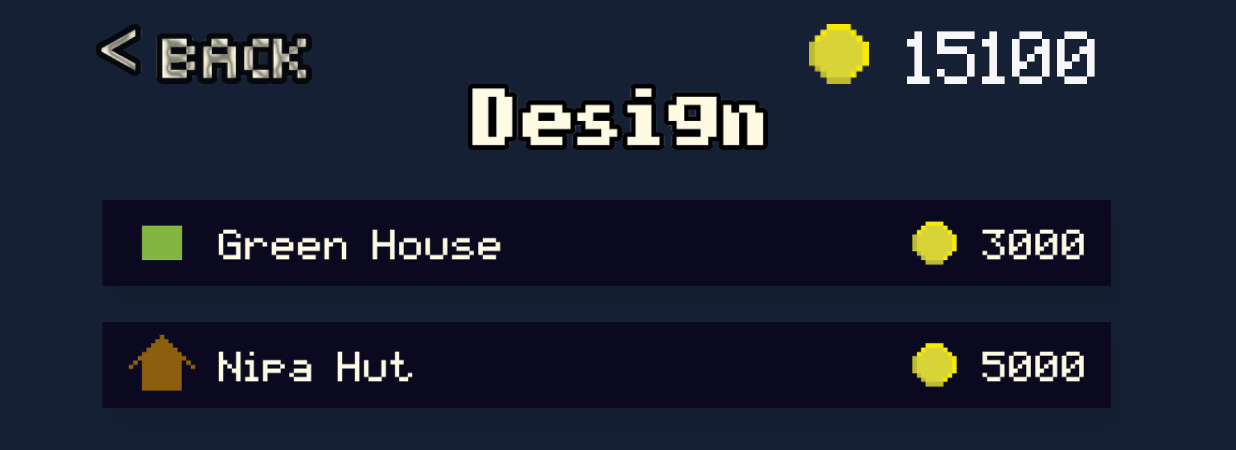
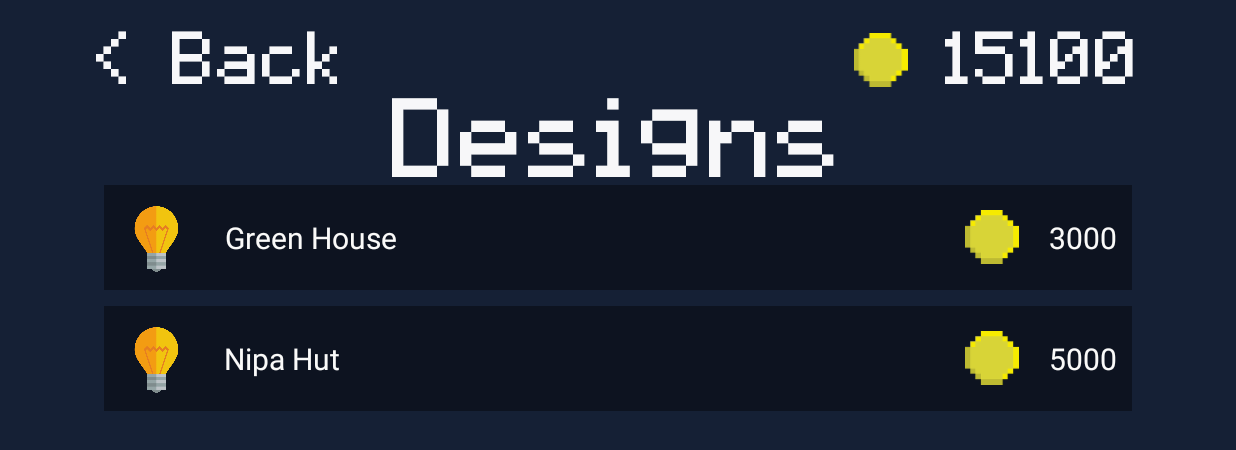
Before and after one commit to Git-Rekt-M8/LightsOutAndroid, an Android app: the DesignListActivity screen opened directly, with no data from a screen before it, on a phone screen of 824 x 412 dp (held sideways). Shown: the top 450 px of the screen. Run offline under Robolectric (Android 15) with nearby library versions, the phone set to English and light mode, and no system bars.

Commit message:
design layout

```diff
--- a/app/src/main/AndroidManifest.xml
+++ b/app/src/main/AndroidManifest.xml
@@ -1,5 +1,6 @@
 <?xml version="1.0" encoding="utf-8"?>
 <manifest xmlns:android="http://schemas.android.com/apk/res/android"
+    xmlns:tools="http://schemas.android.com/tools"
     package="com.koalition.edu.lightsout">
 
     <uses-permission android:name="android.permission.INTERNET" />
@@ -45,7 +46,8 @@
             android:name="com.facebook.FacebookActivity"
             android:configChanges="keyboard|keyboardHidden|screenLayout|screenSize|orientation"
             android:label="@string/app_name"
-            android:theme="@android:style/Theme.Translucent.NoTitleBar" />
+            android:theme="@android:style/Theme.Translucent.NoTitleBar"
+            tools:replace="android:theme"/>
 
         <provider
             android:name="com.facebook.FacebookContentProvider"
--- a/app/src/main/java/com/koalition/edu/lightsout/DatabaseHelper.java
+++ b/app/src/main/java/com/koalition/edu/lightsout/DatabaseHelper.java
@@ -85,6 +85,26 @@ public class DatabaseHelper extends SQLiteOpenHelper {
         db.close();
         return powerupArrayList;
     }
+    public ArrayList<PowerUp> queryAllDesigns(){
+        SQLiteDatabase db = getReadableDatabase();
+        Cursor cursor = db.query(PowerUp.TABLE_NAME, null,
+                PowerUp.COLUMN_CATEGORY + " =? ", new String[]{String.valueOf(1)},
+                null, null, null);
+
+        ArrayList<PowerUp> powerupArrayList = new ArrayList<>();
+        if(cursor.moveToFirst()){
+            do{
+                PowerUp powerUp = new PowerUp();
+                powerUp.setId(cursor.getInt(cursor.getColumnIndex(PowerUp.COLUMN_ID)));
+                powerUp.setTitle(cursor.getString(cursor.getColumnIndex(PowerUp.COLUMN_TITLE)));
+                powerUp.setPrice(cursor.getInt(cursor.getColumnIndex(PowerUp.COLUMN_PRICE)));
+                powerupArrayList.add(powerUp);
+            }while(cursor.moveToNext());
+        }
+        cursor.close();
+        db.close();
+        return powerupArrayList;
+    }
 
     public void deleteAll() {
         SQLiteDatabase db = getWritableDatabase();
--- a/app/src/main/java/com/koalition/edu/lightsout/DesignListActivity.java
+++ b/app/src/main/java/com/koalition/edu/lightsout/DesignListActivity.java
@@ -10,6 +10,10 @@ import android.os.Bundle;
 import android.app.Activity;
 import android.os.SystemClock;
 import android.preference.PreferenceManager;
+import android.support.v7.widget.LinearLayoutManager;
+import android.support.v7.widget.RecyclerView;
+import android.support.v7.widget.StaggeredGridLayoutManager;
+import android.view.LayoutInflater;
 import android.view.MotionEvent;
 import android.view.View;
 import android.widget.ImageView;
@@ -19,13 +23,10 @@ import android.widget.Toast;
 public class DesignListActivity extends Activity {
 
     DatabaseHelper dbHelper;
-    ImageView designHead;
-    ImageView backButton;
-    ImageView backButtonOnClick;
-    ImageView greenHouseButton;
-    //ImageView freezePowerUpButtonOnClick;
-    ImageView nipaHutButton;
-    //ImageView brownoutPowerUpButtonOnClick;
+    TextView designUpHead;
+    TextView backButton;
+    TextView designTitle;
+    TextView designCost;
 
     TextView playerBalance;
 
@@ -33,6 +34,9 @@ public class DesignListActivity extends Activity {
     Typeface pixelFont;
 
     SharedPreferences sharedPreferences;
+
+    RecyclerView recyclerView;
+    PowerupAdapter powerupAdapter;
 
     @Override
     protected void onCreate(Bundle savedInstanceState) {
@@ -43,21 +47,43 @@ public class DesignListActivity extends Activity {
         sharedPreferences = PreferenceManager.getDefaultSharedPreferences(this);
         final SharedPreferences.Editor editor = sharedPreferences.edit();
 
-        designHead = (ImageView) findViewById(R.id.iv_design_header);
-        backButton = (ImageView) findViewById(R.id.back_button);;
-        backButtonOnClick = (ImageView) findViewById(R.id.back_button_clicked);;
-        greenHouseButton = (ImageView) findViewById(R.id.iv_green_house_btn);;
-        //freezePowerUpButtonOnClick = (ImageView) findViewById(R.id.freeze_powerup_cliicked);;
-        nipaHutButton = (ImageView) findViewById(R.id.iv_nipa_hut_btn);;
-        //brownoutPowerUpButtonOnClick = (ImageView) findViewById(R.id.brownout_powerup_clicked);
+        designUpHead = (TextView) findViewById(R.id.design_head);
+        backButton = (TextView) findViewById(R.id.back_button_shop);
+
+        //unsure test
+        final LayoutInflater factory = getLayoutInflater();
+
+        final View textEntryView = factory.inflate(R.layout.list_item_powerup, null);
+
+        designTitle = (TextView) textEntryView.findViewById(R.id.powerup_title);
+        designCost = (TextView) textEntryView.findViewById(R.id.powerup_cost);
 
         playerBalance = (TextView) findViewById(R.id.player_balance);
 
         pixelFont = Typeface.createFromAsset(getAssets(),"fonts/pixelmix.ttf");
         playerBalance.setTypeface(pixelFont);
+        designUpHead.setTypeface(pixelFont);
+        backButton.setTypeface(pixelFont);
+        designTitle.setTypeface(pixelFont);
+        designCost.setTypeface(pixelFont);
+
+        // Step 1: create recycler view
+        recyclerView = (RecyclerView) findViewById(R.id.recyclerview_design);
+
+        // Step 3: Create our adapter
+        powerupAdapter = new PowerupAdapter(dbHelper.queryAllDesigns());
+
+        // Step 4: Attach adapter to UI
+        recyclerView.setAdapter(powerupAdapter);
+
+        // Step 5: Attach layout manager to UI
+        recyclerView.setLayoutManager(
+                new StaggeredGridLayoutManager(
+                        3, StaggeredGridLayoutManager.VERTICAL));
+        recyclerView.setLayoutManager(new LinearLayoutManager(getBaseContext()));
 
 
-        /* hide onclick buttons**/
+/*        *//* hide onclick buttons**//*
 //        freezePowerUpButtonOnClick.setVisibility(View.INVISIBLE);
 //        brownoutPowerUpButtonOnClick.setVisibility(View.INVISIBLE);
 //        backButtonOnClick.setVisibility(View.INVISIBLE);
@@ -150,7 +176,7 @@ public class DesignListActivity extends Activity {
                 return false;
 
             }
-        });
+        });*/
 
         backButton.setOnTouchListener(new View.OnTouchListener() {
             @Override
@@ -160,16 +186,16 @@ public class DesignListActivity extends Activity {
                     case MotionEvent.ACTION_POINTER_DOWN:
 
                         //=====Write down your Finger Pressed code here
-                        backButton.setVisibility(View.INVISIBLE);
-                        backButtonOnClick.setVisibility(View.VISIBLE);
+                        backButton.setTextColor(getResources().getColor(R.color.pressedText));
+                        //backButtonOnClick.setVisibility(View.VISIBLE); change color
                         return true;
 
                     case MotionEvent.ACTION_UP:
                     case MotionEvent.ACTION_POINTER_UP:
 
                         //=====Write down you code Finger Released code here
-                        backButtonOnClick.setVisibility(View.INVISIBLE);
-                        backButton.setVisibility(View.VISIBLE);
+                        //backButtonOnClick.setVisibility(View.INVISIBLE); change back color
+                        backButton.setTextColor(getResources().getColor(R.color.notPressedText));
 
                         finish();
                         return true;
--- a/app/src/main/res/layout/activity_design_list.xml
+++ b/app/src/main/res/layout/activity_design_list.xml
@@ -1,5 +1,5 @@
 <?xml version="1.0" encoding="utf-8"?>
-<RelativeLayout xmlns:android="http://schemas.android.com/apk/res/android"
+<LinearLayout xmlns:android="http://schemas.android.com/apk/res/android"
     xmlns:tools="http://schemas.android.com/tools"
     android:layout_width="match_parent"
     android:layout_height="match_parent"
@@ -8,93 +8,71 @@
     android:paddingRight="@dimen/activity_horizontal_margin"
     android:paddingTop="@dimen/activity_vertical_margin"
     android:background="@drawable/plain_bg"
-    tools:context="com.koalition.edu.lightsout.PowerUpListActivity">
+    tools:context="com.koalition.edu.lightsout.PowerUpListActivity"
+    android:orientation="vertical">
 
-    <ImageView
-        android:id="@+id/iv_design_header"
-        android:layout_width="200dp"
-        android:layout_height="44dp"
-        android:scaleType="fitXY"
-        android:src="@drawable/design_header"
-        android:layout_below="@+id/player_balance"
-        android:layout_centerHorizontal="true" />
+    <LinearLayout
+        android:layout_width="match_parent"
+        android:layout_height="wrap_content"
+        android:orientation="horizontal">
 
-    <ImageView
-        android:id="@+id/back_button"
-        android:layout_width="144dp"
-        android:layout_height="40dp"
-        android:scaleType="fitXY"
-        android:src="@drawable/back_btn"
-        android:layout_alignTop="@+id/back_button_clicked"
-        android:layout_alignParentStart="true" />
+        <TextView
+            android:layout_width="wrap_content"
+            android:layout_height="wrap_content"
+            android:layout_weight="20"
+            android:id="@+id/back_button_shop"
+            android:textSize="40sp"
+            android:textColor="#f7f7f9"
+            android:text="@string/shop_back_text"/>
 
-    <ImageView
-        android:id="@+id/back_button_clicked"
-        android:layout_width="144dp"
-        android:layout_height="40dp"
-        android:scaleType="fitXY"
-        android:src="@drawable/back_btn_clk"
-        android:layout_alignTop="@+id/player_coin_icon"
-        android:layout_alignParentStart="true" />
 
-    <ImageView
-        android:id="@+id/player_coin_icon"
-        android:layout_width="40dp"
-        android:layout_height="40dp"
-        android:scaleType="fitXY"
-        android:src="@drawable/player_coin_icon"
-        android:layout_alignBottom="@+id/player_balance"
-        android:layout_toStartOf="@+id/player_balance"
-        android:layout_marginEnd="25dp" />
+        <ImageView
+            android:layout_weight="1"
+            android:paddingTop="6dp"
+            android:id="@+id/player_coin_icon"
+            android:layout_width="wrap_content"
+            android:layout_height="wrap_content"
+            android:src="@drawable/player_coin_icon"/>
 
-    <ImageView
-        android:id="@+id/iv_green_house_btn"
-        android:layout_width="705dp"
-        android:layout_height="81dp"
-        android:scaleType="fitXY"
-        android:src="@drawable/green_house_btn"
-        android:layout_below="@+id/iv_design_header"
-        android:layout_alignParentStart="true"
-        android:layout_marginTop="33dp" />
+        <TextView
+            android:layout_weight="1"
+            android:gravity="right"
+            android:id="@+id/player_balance"
+            android:layout_width="wrap_content"
+            android:layout_height="wrap_content"
+            android:text="20"
+            android:textColor="#f7f7f9"
+            android:textSize="40sp" />
 
-    <!--<ImageView-->
-        <!--android:id="@+id/freeze_powerup_cliicked"-->
-        <!--android:layout_width="705dp"-->
-        <!--android:layout_height="81dp"-->
-        <!--android:scaleType="fitXY"-->
-        <!--android:src="@drawable/freeze_power_btn_clk"-->
-        <!--android:layout_centerVertical="true"-->
-        <!--android:layout_alignEnd="@+id/player_balance" />-->
+    </LinearLayout>
 
-    <ImageView
-        android:id="@+id/iv_nipa_hut_btn"
-        android:layout_width="705dp"
-        android:layout_height="81dp"
-        android:scaleType="fitXY"
-        android:src="@drawable/nipa_hut_btn"
-        android:layout_below="@+id/iv_green_house_btn"
-        android:layout_alignParentStart="true" />
+    <LinearLayout
+        android:layout_width="match_parent"
+        android:layout_height="wrap_content"
+        android:orientation="horizontal">
 
-    <!--<ImageView-->
-        <!--android:id="@+id/brownout_powerup_clicked"-->
-        <!--android:layout_width="705dp"-->
-        <!--android:layout_height="81dp"-->
-        <!--android:scaleType="fitXY"-->
-        <!--android:src="@drawable/brownout_power_btn_clk"-->
-        <!--android:layout_below="@+id/freeze_powerup"-->
-        <!--android:layout_alignParentStart="true" />-->
+        <TextView
+            android:layout_weight="1"
+            android:id="@+id/design_head"
+            android:layout_width="wrap_content"
+            android:layout_height="wrap_content"
+            android:text="Designs"
+            android:textSize="60sp"
+            android:textColor="#f7f7f9"
+            android:gravity="center"/>
 
-    <TextView
-        android:id="@+id/player_balance"
-        android:layout_width="wrap_content"
-        android:layout_height="wrap_content"
-        android:text="20"
-        android:textColor="#f7f7f9"
-        android:textSize="40sp"
-        android:layout_marginEnd="25dp"
-        android:layout_alignParentTop="true"
-        android:layout_alignParentEnd="true" />
+    </LinearLayout>
+
+    <android.support.v7.widget.RecyclerView
+        android:layout_width="match_parent"
+        android:layout_height="match_parent"
+        android:id="@+id/recyclerview_design"/>
 
 
 
-</RelativeLayout>
+
+
+
+
+
+</LinearLayout>
```
Also changed, not shown: 108 other files.
